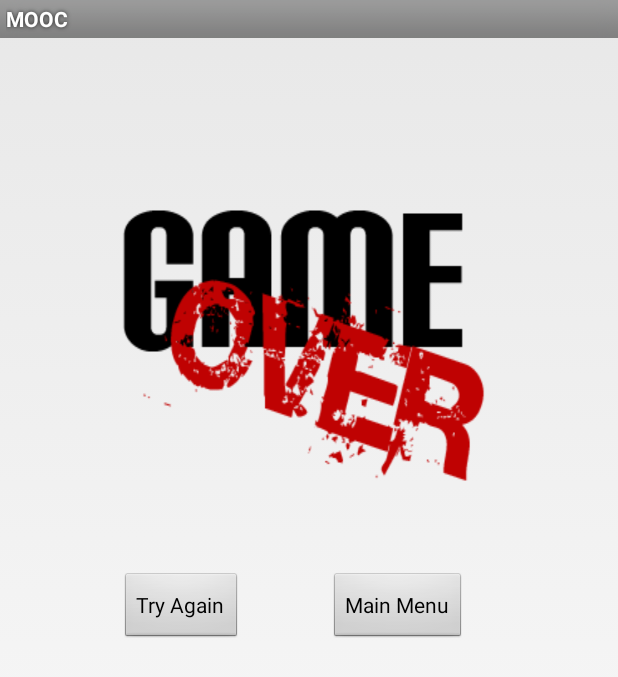
After one commit to Thilina123/Android_Native_Racer, an Android app: the Game_over screen opened directly, with no data from a screen before it, on a phone screen of 412 x 824 dp. The commit adds this screen. Shown: the top 677 px of the screen. Run offline under Robolectric (Android 15) with nearby library versions, the phone set to English and light mode, and no system bars.

Commit message:
start menu game over menu

```diff
--- /dev/null
+++ b/app/src/main/java/uk/ac/reading/sis05kol/mooc/Game_over.java
@@ -0,0 +1,29 @@
+package uk.ac.reading.sis05kol.mooc;
+
+import android.app.Activity;
+import android.content.Intent;
+import android.os.Bundle;
+import android.view.View;
+
+public class Game_over extends Activity {
+
+    @Override
+    protected void onCreate(Bundle savedInstanceState) {
+        super.onCreate(savedInstanceState);
+        setContentView(R.layout.activity_game_over);
+    }
+
+
+    public void onTryAgainClick(View v) {
+        Intent myIntent = new Intent(Game_over.this, MainActivity.class);
+        Game_over.this.startActivity(myIntent);
+
+    }
+
+
+    public void onMainMenuClick(View v) {
+        Intent myIntent = new Intent(Game_over.this, welcome.class);
+        Game_over.this.startActivity(myIntent);
+
+    }
+}
--- /dev/null
+++ b/app/src/main/res/layout/activity_game_over.xml
@@ -0,0 +1,44 @@
+<?xml version="1.0" encoding="utf-8"?>
+<RelativeLayout xmlns:android="http://schemas.android.com/apk/res/android"
+    xmlns:tools="http://schemas.android.com/tools"
+    android:layout_width="match_parent"
+    android:layout_height="match_parent"
+    android:paddingBottom="@dimen/activity_vertical_margin"
+    android:paddingLeft="@dimen/activity_horizontal_margin"
+    android:paddingRight="@dimen/activity_horizontal_margin"
+    android:paddingTop="@dimen/activity_vertical_margin"
+    tools:context="uk.ac.reading.sis05kol.mooc.Game_over">
+
+    <ImageView
+        android:layout_width="wrap_content"
+        android:layout_height="wrap_content"
+        android:id="@+id/imageView2"
+        android:background="@drawable/game_over"
+        android:layout_alignParentTop="true"
+        android:layout_alignParentLeft="true"
+        android:layout_alignParentStart="true" />
+
+    <Button
+        android:layout_width="wrap_content"
+        android:layout_height="wrap_content"
+        android:text="Try Again"
+        android:id="@+id/button2"
+        android:layout_below="@+id/imageView2"
+        android:layout_alignParentLeft="true"
+        android:layout_alignParentStart="true"
+        android:layout_marginLeft="64dp"
+        android:layout_marginStart="64dp"
+        android:onClick="onTryAgainClick" />
+
+    <Button
+        android:layout_width="wrap_content"
+        android:layout_height="wrap_content"
+        android:text="Main Menu"
+        android:id="@+id/button3"
+        android:layout_alignTop="@+id/button2"
+        android:layout_toRightOf="@+id/button2"
+        android:layout_toEndOf="@+id/button2"
+        android:layout_marginLeft="58dp"
+        android:layout_marginStart="58dp"
+        android:onClick="onMainMenuClick" />
+</RelativeLayout>
```
Also changed, not shown: app/src/main/AndroidManifest.xml (+6 -4 lines), app/src/main/java/uk/ac/reading/sis05kol/mooc/GameView.java (+7 -2 lines), app/src/main/java/uk/ac/reading/sis05kol/mooc/MainActivity.java (+11 -1 lines), app/src/main/java/uk/ac/reading/sis05kol/mooc/TheGame.java (+13 -3 lines), app/src/main/java/uk/ac/reading/sis05kol/mooc/welcome.java (added, +22 -0 lines), app/src/main/res/layout/activity_welcome.xml (added, +31 -0 lines), app/src/main/res/drawable/game_over.png (added), app/src/main/res/drawable/logo.png (added).
